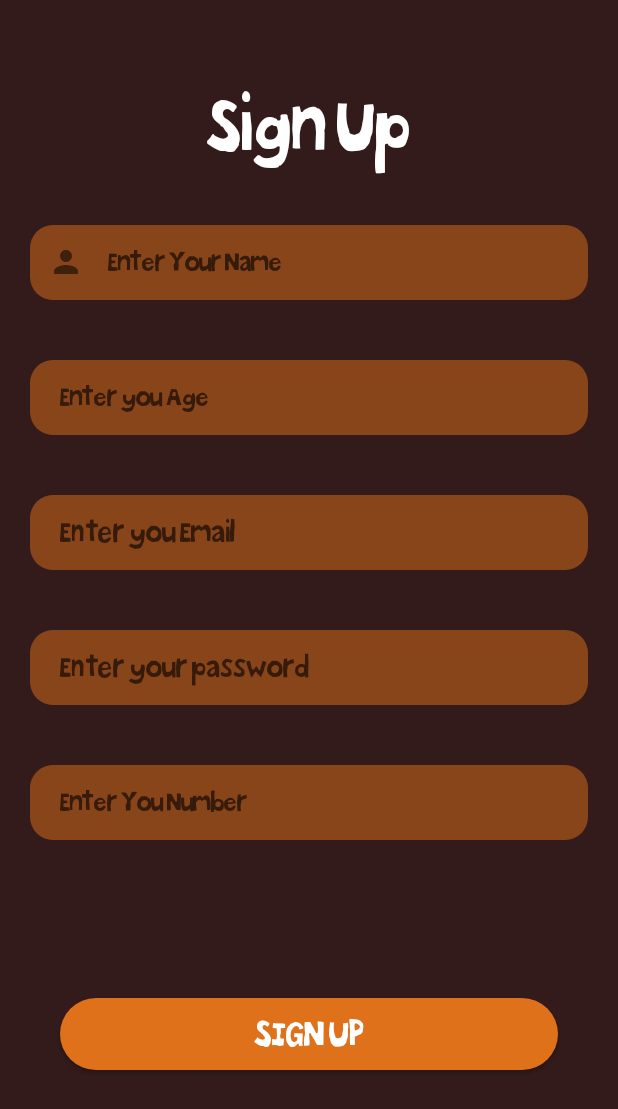
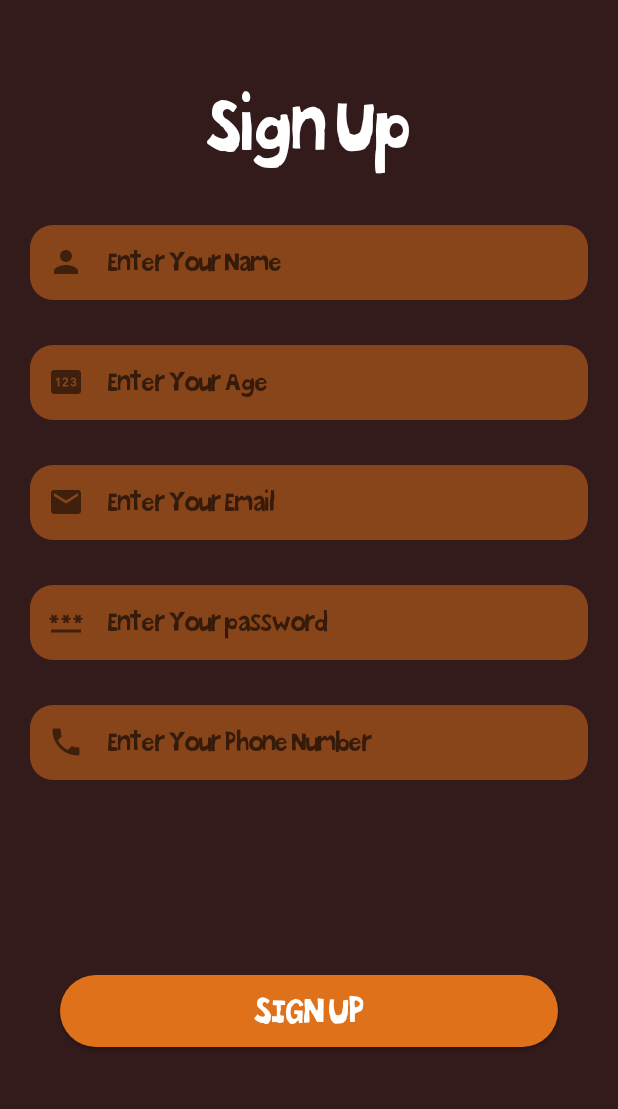
Before and after one commit to SuhibAlabed/GentleApp, an Android app: the SignUpPage screen opened directly, with no data from a screen before it, on a phone screen of 412 x 824 dp. Shown: the top 1109 px of the screen. Run offline under Robolectric (Android 15) with nearby library versions, the phone set to English and light mode, and no system bars; our stand-ins replace Firebase (no records; nobody signed in at launch, a user with empty details on screens opened directly).

Commit message:
update on UI

```diff
--- /dev/null
+++ b/app/src/main/res/drawable-v24/baseline_local_phone_24.xml
@@ -0,0 +1,10 @@
+<vector xmlns:android="http://schemas.android.com/apk/res/android"
+    android:width="24dp"
+    android:height="24dp"
+    android:viewportWidth="24"
+    android:viewportHeight="24"
+    android:tint="?attr/colorControlNormal">
+  <path
+      android:fillColor="@android:color/white"
+      android:pathData="M6.62,10.79c1.44,2.83 3.76,5.14 6.59,6.59l2.2,-2.2c0.27,-0.27 0.67,-0.36 1.02,-0.24 1.12,0.37 2.33,0.57 3.57,0.57 0.55,0 1,0.45 1,1V20c0,0.55 -0.45,1 -1,1 -9.39,0 -17,-7.61 -17,-17 0,-0.55 0.45,-1 1,-1h3.5c0.55,0 1,0.45 1,1 0,1.25 0.2,2.45 0.57,3.57 0.11,0.35 0.03,0.74 -0.25,1.02l-2.2,2.2z"/>
+</vector>
--- /dev/null
+++ b/app/src/main/res/drawable-v24/baseline_password_24.xml
@@ -0,0 +1,10 @@
+<vector xmlns:android="http://schemas.android.com/apk/res/android"
+    android:width="24dp"
+    android:height="24dp"
+    android:viewportWidth="24"
+    android:viewportHeight="24"
+    android:tint="?attr/colorControlNormal">
+  <path
+      android:fillColor="@android:color/white"
+      android:pathData="M2,17h20v2H2V17zM3.15,12.95L4,11.47l0.85,1.48l1.3,-0.75L5.3,10.72H7v-1.5H5.3l0.85,-1.47L4.85,7L4,8.47L3.15,7l-1.3,0.75L2.7,9.22H1v1.5h1.7L1.85,12.2L3.15,12.95zM9.85,12.2l1.3,0.75L12,11.47l0.85,1.48l1.3,-0.75l-0.85,-1.48H15v-1.5h-1.7l0.85,-1.47L12.85,7L12,8.47L11.15,7l-1.3,0.75l0.85,1.47H9v1.5h1.7L9.85,12.2zM23,9.22h-1.7l0.85,-1.47L20.85,7L20,8.47L19.15,7l-1.3,0.75l0.85,1.47H17v1.5h1.7l-0.85,1.48l1.3,0.75L20,11.47l0.85,1.48l1.3,-0.75l-0.85,-1.48H23V9.22z"/>
+</vector>
--- /dev/null
+++ b/app/src/main/res/drawable-v24/baseline_pin_24.xml
@@ -0,0 +1,10 @@
+<vector xmlns:android="http://schemas.android.com/apk/res/android"
+    android:width="24dp"
+    android:height="24dp"
+    android:viewportWidth="24"
+    android:viewportHeight="24"
+    android:tint="?attr/colorControlNormal">
+  <path
+      android:fillColor="@android:color/white"
+      android:pathData="M20,4H4C2.9,4 2,4.9 2,6v12c0,1.1 0.9,2 2,2h16c1.1,0 2,-0.9 2,-2V6C22,4.9 21.1,4 20,4zM7.64,15H6.49v-4.5l-0.9,0.66l-0.58,-0.89L6.77,9h0.87V15zM13.5,15H9.61v-1.02c1.07,-1.07 1.77,-1.77 2.13,-2.15c0.4,-0.42 0.54,-0.69 0.54,-1.06c0,-0.4 -0.31,-0.72 -0.81,-0.72c-0.52,0 -0.8,0.39 -0.9,0.72l-1.01,-0.42c0.01,-0.02 0.18,-0.76 1,-1.15c0.69,-0.33 1.48,-0.2 1.95,0.03c0.86,0.44 0.91,1.24 0.91,1.48c0,0.64 -0.31,1.26 -0.92,1.86c-0.25,0.25 -0.72,0.71 -1.4,1.39l0.03,0.05h2.37V15zM18.75,14.15C18.67,14.28 18.19,15 16.99,15c-0.04,0 -1.6,0.08 -2.05,-1.51l1.03,-0.41c0.03,0.1 0.19,0.86 1.02,0.86c0.41,0 0.89,-0.28 0.89,-0.77c0,-0.55 -0.48,-0.79 -1.04,-0.79h-0.5v-1h0.46c0.33,0 0.88,-0.14 0.88,-0.72c0,-0.39 -0.31,-0.65 -0.75,-0.65c-0.5,0 -0.74,0.32 -0.85,0.64l-0.99,-0.41C15.2,9.9 15.68,9 16.94,9c1.09,0 1.54,0.64 1.62,0.75c0.33,0.5 0.28,1.16 0.02,1.57c-0.15,0.22 -0.32,0.38 -0.52,0.48v0.07c0.28,0.11 0.51,0.28 0.68,0.52C19.11,12.91 19.07,13.66 18.75,14.15z"/>
+</vector>
--- /dev/null
+++ b/app/src/main/res/drawable/ic_baseline_article_24.xml
@@ -0,0 +1,5 @@
+<vector android:autoMirrored="true" android:height="24dp"
+    android:tint="#FFFFFF" android:viewportHeight="24"
+    android:viewportWidth="24" android:width="24dp" xmlns:android="http://schemas.android.com/apk/res/android">
+    <path android:fillColor="@android:color/white" android:pathData="M19,3L5,3c-1.1,0 -2,0.9 -2,2v14c0,1.1 0.9,2 2,2h14c1.1,0 2,-0.9 2,-2L21,5c0,-1.1 -0.9,-2 -2,-2zM14,17L7,17v-2h7v2zM17,13L7,13v-2h10v2zM17,9L7,9L7,7h10v2z"/>
+</vector>
--- /dev/null
+++ b/app/src/main/res/drawable/ic_baseline_email_24.xml
@@ -0,0 +1,5 @@
+<vector android:height="24dp" android:tint="#FFFFFF"
+    android:viewportHeight="24" android:viewportWidth="24"
+    android:width="24dp" xmlns:android="http://schemas.android.com/apk/res/android">
+    <path android:fillColor="@android:color/white" android:pathData="M20,4L4,4c-1.1,0 -1.99,0.9 -1.99,2L2,18c0,1.1 0.9,2 2,2h16c1.1,0 2,-0.9 2,-2L22,6c0,-1.1 -0.9,-2 -2,-2zM20,8l-8,5 -8,-5L4,6l8,5 8,-5v2z"/>
+</vector>
--- /dev/null
+++ b/app/src/main/res/drawable/ic_baseline_help_24.xml
@@ -0,0 +1,5 @@
+<vector android:height="24dp" android:tint="#FFFFFF"
+    android:viewportHeight="24" android:viewportWidth="24"
+    android:width="24dp" xmlns:android="http://schemas.android.com/apk/res/android">
+    <path android:fillColor="@android:color/white" android:pathData="M12,2C6.48,2 2,6.48 2,12s4.48,10 10,10 10,-4.48 10,-10S17.52,2 12,2zM13,19h-2v-2h2v2zM15.07,11.25l-0.9,0.92C13.45,12.9 13,13.5 13,15h-2v-0.5c0,-1.1 0.45,-2.1 1.17,-2.83l1.24,-1.26c0.37,-0.36 0.59,-0.86 0.59,-1.41 0,-1.1 -0.9,-2 -2,-2s-2,0.9 -2,2L8,9c0,-2.21 1.79,-4 4,-4s4,1.79 4,4c0,0.88 -0.36,1.68 -0.93,2.25z"/>
+</vector>
--- /dev/null
+++ b/app/src/main/res/drawable/ic_baseline_info_24.xml
@@ -0,0 +1,5 @@
+<vector android:height="24dp" android:tint="#FFFFFF"
+    android:viewportHeight="24" android:viewportWidth="24"
+    android:width="24dp" xmlns:android="http://schemas.android.com/apk/res/android">
+    <path android:fillColor="@android:color/white" android:pathData="M12,2C6.48,2 2,6.48 2,12s4.48,10 10,10 10,-4.48 10,-10S17.52,2 12,2zM13,17h-2v-6h2v6zM13,9h-2L11,7h2v2z"/>
+</vector>
--- a/app/src/main/res/layout/activity_main_page.xml
+++ b/app/src/main/res/layout/activity_main_page.xml
@@ -33,6 +33,7 @@
         android:layout_gravity="end"
         android:background="@color/primary_color"
         app:layout_constraintBottom_toBottomOf="parent"
+        app:itemTextAppearanceActive="@style/Widget.NavigationView"
         app:menu="@menu/bottom_navigation_menu"
         tools:layout_editor_absoluteX="0dp" />
 </androidx.constraintlayout.widget.ConstraintLayout>
@@ -42,6 +43,7 @@
     android:layout_width="wrap_content"
     android:layout_height="match_parent"
     app:menu="@menu/navigation_drawer"
+    app:itemTextAppearance="@style/Widget.NavigationView"
     android:background="@color/primary_color"
     android:layout_gravity="start">
 
--- a/app/src/main/res/layout/activity_sign_up_page.xml
+++ b/app/src/main/res/layout/activity_sign_up_page.xml
@@ -23,28 +23,9 @@
         app:layout_constraintTop_toTopOf="parent" />
 
 
-<!--    <com.google.android.material.textfield.TextInputLayout-->
-<!--        android:id="@+id/editTextTextPersonName"-->
-<!--        android:layout_width="match_parent"-->
-<!--        android:layout_height="50dp"-->
-<!--        android:layout_marginStart="20dp"-->
-<!--        android:layout_marginEnd="20dp"-->
-<!--        android:background="@drawable/rounded_corner_edit_text"-->
-<!--        android:fontFamily="@font/kharabeeshfont1"-->
-<!--        android:hint="Enter you Name"-->
-<!--        android:singleLine="true"-->
-<!--        android:textColor="#fff"-->
-<!--        app:hintEnabled="true"-->
-<!--        app:layout_constraintEnd_toEndOf="parent"-->
-<!--        app:layout_constraintHorizontal_bias="1.0"-->
-
-<!--        app:layout_constraintStart_toStartOf="parent"-->
-<!--        app:layout_constraintTop_toBottomOf="@+id/textView3"-->
-<!--        app:startIconDrawable="@drawable/ic_baseline_person_24">-->
-
-<!--    </com.google.android.material.textfield.TextInputLayout>-->
 
 
+    <!--Edit Text For Name-->
     <com.google.android.material.textfield.TextInputLayout
         android:id="@+id/editTextTextPersonNameLayout"
         android:layout_width="match_parent"
@@ -60,7 +41,6 @@
         app:layout_constraintTop_toBottomOf="@+id/textView3"
         app:startIconDrawable="@drawable/ic_baseline_person_24"
         app:hintEnabled="false"
-
         >
 
         <com.google.android.material.textfield.TextInputEditText
@@ -68,116 +48,143 @@
             app:expandedHintEnabled="false"
             android:layout_width="match_parent"
             android:layout_height="50dp"
+            android:singleLine="true"
             android:hint="Enter Your Name"
             android:textColor="#fff"
             android:fontFamily="@font/kharabeeshfont1"
             android:background="@drawable/rounded_corner_edit_text"/>
     </com.google.android.material.textfield.TextInputLayout>
-<!--    <EditText-->
-<!--        android:id="@+id/editTextTextPersonName"-->
-<!--        android:layout_width="match_parent"-->
-<!--        android:layout_height="50dp"-->
-<!--        android:layout_marginStart="20dp"-->
-<!--        android:layout_marginTop="40dp"-->
-<!--        android:layout_marginEnd="20dp"-->
-<!--        android:background="@drawable/rounded_corner_edit_text"-->
-<!--        android:ems="10"-->
-<!--        android:fontFamily="@font/kharabeeshfont1"-->
-<!--        android:hint="Enter Your Name"-->
-<!--        android:inputType="textPersonName"-->
-<!--        android:paddingLeft="20dp"-->
-<!--        android:singleLine="true"-->
-<!--        android:textColor="#fff"-->
-<!--        app:layout_constraintEnd_toEndOf="parent"-->
-<!--        app:layout_constraintHorizontal_bias="1.0"-->
-<!--        app:layout_constraintStart_toStartOf="parent"-->
-<!--        app:layout_constraintTop_toBottomOf="@+id/textView3" />-->
 
-    <EditText
-        android:id="@+id/editTextNumber"
+
+
+
+    <!--Edit Text For Age-->
+    <com.google.android.material.textfield.TextInputLayout
+        android:id="@+id/editTextNumberLayout"
         android:layout_width="match_parent"
-        android:layout_height="50dp"
+        android:layout_height="wrap_content"
         android:layout_marginStart="20dp"
-        android:layout_marginTop="40dp"
         android:layout_marginEnd="20dp"
-        android:background="@drawable/rounded_corner_edit_text"
-        android:ems="10"
         android:fontFamily="@font/kharabeeshfont1"
-        android:hint="Enter you Age"
-        android:inputType="number"
-        android:paddingLeft="20dp"
-        android:singleLine="true"
+        android:layout_marginTop="30dp"
         android:textColor="#fff"
-        app:layout_constraintEnd_toEndOf="parent"
-        app:layout_constraintStart_toStartOf="parent"
-        app:layout_constraintTop_toBottomOf="@+id/editTextTextPersonNameLayout" />
-
-    <EditText
-        android:id="@+id/editTextTextEmailAddress"
-        android:layout_width="match_parent"
-        android:layout_height="50dp"
-        android:layout_marginStart="20dp"
-        android:layout_marginTop="40dp"
-        android:layout_marginEnd="20dp"
-        android:background="@drawable/rounded_corner_edit_text"
-        android:ems="10"
-        android:focusable="true"
-        android:fontFamily="@font/kharabeeshfont1"
-        android:hint="Enter you Email"
-        android:inputType="textEmailAddress"
-        android:paddingLeft="20dp"
-        android:singleLine="true"
-        android:textColor="#fff"
-        android:textSize="20sp"
         app:layout_constraintEnd_toEndOf="parent"
         app:layout_constraintHorizontal_bias="1.0"
         app:layout_constraintStart_toStartOf="parent"
-        app:layout_constraintTop_toBottomOf="@+id/editTextNumber"
-        tools:ignore="MissingConstraints" />
+        app:layout_constraintTop_toBottomOf="@+id/editTextTextPersonNameLayout"
+        app:startIconDrawable="@drawable/baseline_pin_24"
+        app:hintEnabled="false"
+        >
 
-    <EditText
-        android:id="@+id/editTextTextPassword"
+        <com.google.android.material.textfield.TextInputEditText
+            android:id="@+id/editTextNumber"
+            app:expandedHintEnabled="false"
+            android:layout_width="match_parent"
+            android:layout_height="50dp"
+            android:hint="Enter Your Age"
+            android:inputType="number"
+            android:singleLine="true"
+            android:textColor="#fff"
+            android:fontFamily="@font/kharabeeshfont1"
+            android:background="@drawable/rounded_corner_edit_text"/>
+    </com.google.android.material.textfield.TextInputLayout>
+
+
+    <!--Edit Text For Email-->
+    <com.google.android.material.textfield.TextInputLayout
+        android:id="@+id/editTextTextEmailAddressLayout"
         android:layout_width="match_parent"
-        android:layout_height="50dp"
+        android:layout_height="wrap_content"
         android:layout_marginStart="20dp"
-        android:layout_marginTop="40dp"
         android:layout_marginEnd="20dp"
-        android:background="@drawable/rounded_corner_edit_text"
-        android:ems="10"
         android:fontFamily="@font/kharabeeshfont1"
-        android:hint="Enter your password"
-        android:inputType="textPassword"
-        android:paddingLeft="20dp"
-        android:singleLine="true"
-        android:textColor="#FFFFFF"
-        android:textSize="20sp"
+        android:layout_marginTop="30dp"
+        android:textColor="#fff"
         app:layout_constraintEnd_toEndOf="parent"
         app:layout_constraintHorizontal_bias="1.0"
         app:layout_constraintStart_toStartOf="parent"
-        app:layout_constraintTop_toBottomOf="@+id/editTextTextEmailAddress"
-        tools:ignore="MissingConstraints" />
+        app:layout_constraintTop_toBottomOf="@+id/editTextNumberLayout"
+        app:startIconDrawable="@drawable/ic_baseline_email_24"
+        app:hintEnabled="false"
+        >
 
-    <EditText
-        android:id="@+id/editTextPhone"
+        <com.google.android.material.textfield.TextInputEditText
+            android:id="@+id/editTextTextEmailAddress"
+            app:expandedHintEnabled="false"
+            android:layout_width="match_parent"
+            android:layout_height="50dp"
+            android:hint="Enter Your Email"
+            android:inputType="textEmailAddress"
+            android:singleLine="true"
+            android:textColor="#fff"
+            android:fontFamily="@font/kharabeeshfont1"
+            android:background="@drawable/rounded_corner_edit_text"/>
+    </com.google.android.material.textfield.TextInputLayout>
+
+
+    <!--Edit Text For Password-->
+    <com.google.android.material.textfield.TextInputLayout
+        android:id="@+id/editTextTextPasswordLayout"
         android:layout_width="match_parent"
-        android:layout_height="50dp"
+        android:layout_height="wrap_content"
         android:layout_marginStart="20dp"
-        android:layout_marginTop="40dp"
         android:layout_marginEnd="20dp"
-        android:background="@drawable/rounded_corner_edit_text"
-        android:ems="10"
         android:fontFamily="@font/kharabeeshfont1"
-        android:hint="Enter You Number"
-        android:inputType="phone"
-        android:maxLength="10"
-        android:paddingLeft="20dp"
-        android:phoneNumber="true"
-        android:pointerIcon="cell"
-        android:singleLine="true"
+        android:layout_marginTop="30dp"
         android:textColor="#fff"
         app:layout_constraintEnd_toEndOf="parent"
+        app:layout_constraintHorizontal_bias="1.0"
         app:layout_constraintStart_toStartOf="parent"
-        app:layout_constraintTop_toBottomOf="@+id/editTextTextPassword" />
+        app:layout_constraintTop_toBottomOf="@+id/editTextTextEmailAddressLayout"
+        app:startIconDrawable="@drawable/baseline_password_24"
+        app:hintEnabled="false"
+        >
+
+        <com.google.android.material.textfield.TextInputEditText
+            android:id="@+id/editTextTextPassword"
+            app:expandedHintEnabled="false"
+            android:layout_width="match_parent"
+            android:layout_height="50dp"
+            android:hint="Enter Your password"
+            android:inputType="textPassword"
+            android:singleLine="true"
+            android:textColor="#fff"
+            android:fontFamily="@font/kharabeeshfont1"
+            android:background="@drawable/rounded_corner_edit_text"/>
+    </com.google.android.material.textfield.TextInputLayout>
+
+
+    <!--Edit Text For Phone Number-->
+    <com.google.android.material.textfield.TextInputLayout
+        android:id="@+id/editTextPhoneLayout"
+        android:layout_width="match_parent"
+        android:layout_height="wrap_content"
+        android:layout_marginStart="20dp"
+        android:layout_marginEnd="20dp"
+        android:fontFamily="@font/kharabeeshfont1"
+        android:layout_marginTop="30dp"
+        android:textColor="#fff"
+        app:layout_constraintEnd_toEndOf="parent"
+        app:layout_constraintHorizontal_bias="1.0"
+        app:layout_constraintStart_toStartOf="parent"
+        app:layout_constraintTop_toBottomOf="@+id/editTextTextPasswordLayout"
+        app:startIconDrawable="@drawable/baseline_local_phone_24"
+        app:hintEnabled="false"
+        >
+
+        <com.google.android.material.textfield.TextInputEditText
+            android:id="@+id/editTextPhone"
+            app:expandedHintEnabled="false"
+            android:layout_width="match_parent"
+            android:layout_height="50dp"
+            android:hint="Enter Your Phone Number"
+            android:pointerIcon="cell"
+            android:inputType="phone"
+            android:singleLine="true"
+            android:textColor="#fff"
+            android:fontFamily="@font/kharabeeshfont1"
+            android:background="@drawable/rounded_corner_edit_text"/>
+    </com.google.android.material.textfield.TextInputLayout>
 
     <Button
         android:id="@+id/button"
@@ -194,7 +201,7 @@
         app:layout_constraintBottom_toBottomOf="parent"
         app:layout_constraintEnd_toEndOf="parent"
         app:layout_constraintStart_toStartOf="parent"
-        app:layout_constraintTop_toBottomOf="@+id/editTextTextPassword"
+        app:layout_constraintTop_toBottomOf="@+id/editTextTextPasswordLayout"
         android:onClick="SignUpBtn"/>
 
 </androidx.constraintlayout.widget.ConstraintLayout>
--- a/app/src/main/res/values/themes.xml
+++ b/app/src/main/res/values/themes.xml
@@ -14,4 +14,9 @@
     <style name="Theme.GentleMan_v13.AppBarOverlay"
         parent="ThemeOverlay.AppCompat.Dark.ActionBar" />
     <style name="Theme.GentleMan_v13.PopupOverlay" parent="ThemeOverlay.AppCompat.Light" />
+
+
+    <style name="Widget.NavigationView" parent="android:Widget.TextView">
+        <item name="android:fontFamily">@font/kharabeeshfont1</item>
+    </style>
 </resources>
```
Also changed, not shown: app/src/main/java/com/example/gentleman_v13/AppointmentFragment.java (added, +64 -0 lines), app/src/main/java/com/example/gentleman_v13/MainPage.java (+13 -5 lines), app/src/main/java/com/example/gentleman_v13/ProfileFragment.java (added, +64 -0 lines), app/src/main/res/drawable-v24/baseline_bookmark_24.xml (added, +10 -0 lines), app/src/main/res/layout/activity_login_page.xml (+77 -26 lines), app/src/main/res/layout/fragment_appointment.xml (added, +34 -0 lines), app/src/main/res/layout/fragment_profile.xml (added, +34 -0 lines), app/src/main/res/menu/bottom_navigation_menu.xml (+17 -3 lines), app/src/main/res/menu/navigation_drawer.xml (+55 -12 lines).
